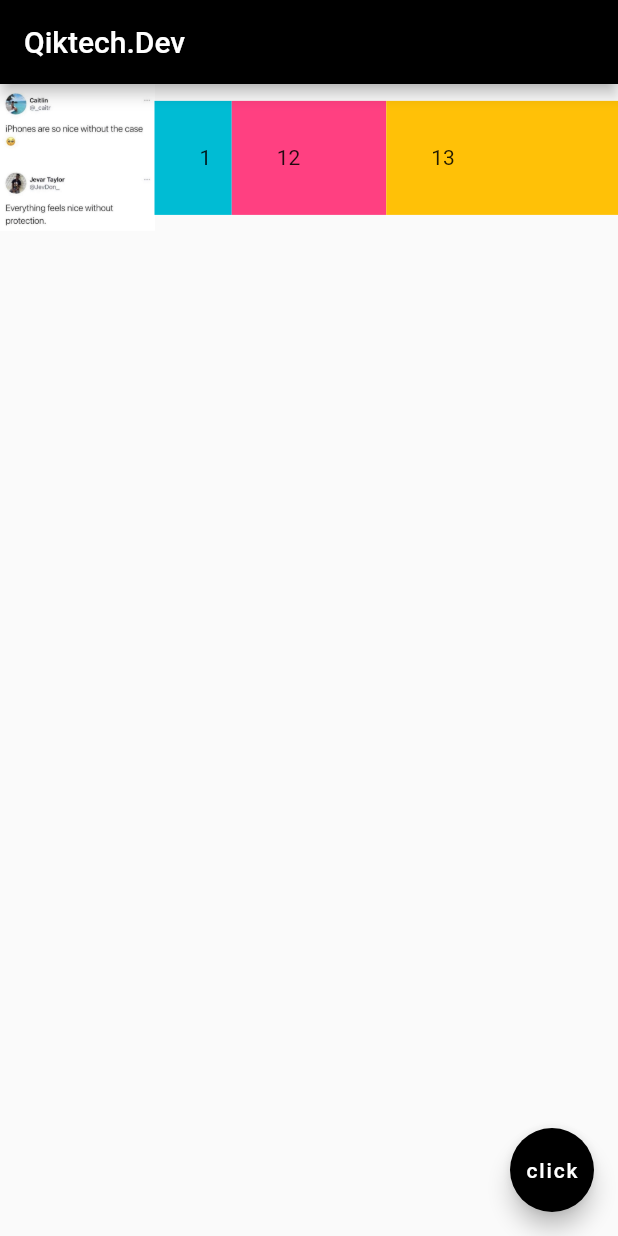
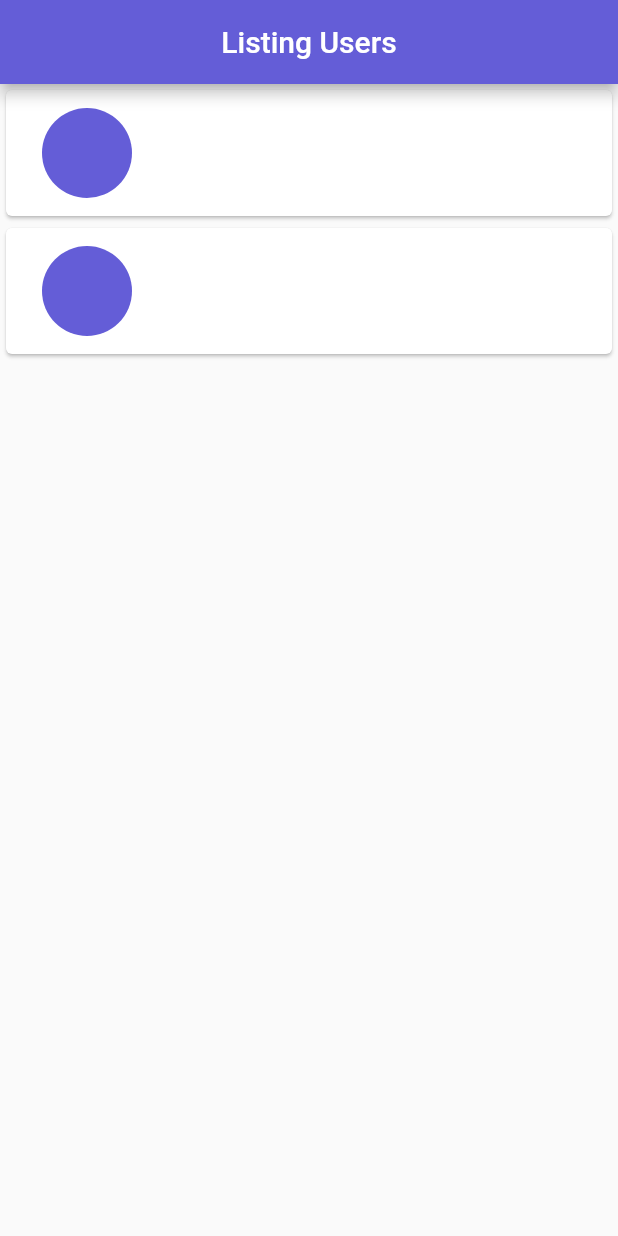
Before and after one commit to QikTech/flutter_exercise, a Flutter app: the screen it shows after launch, on a phone screen of 412 x 824 dp. Run offline on Flutter 3.47's test engine with Material 2 defaults, Android fonts, the phone set to English and light mode, and no system bars; our stand-ins replace google_fonts.

Commit message:
Card Structure

```diff
--- a/lib/main.dart
+++ b/lib/main.dart
@@ -1,55 +1,63 @@
 import 'package:flutter/material.dart';
+import 'package:flutter_with_the_net_ninja/pages/index.dart';
+import 'package:flutter_with_the_net_ninja/theme/colors.dart';
 import 'package:google_fonts/google_fonts.dart';
 
 void main() => runApp(MaterialApp(
-      home: MyApp(),
+  theme: ThemeData(
+    primaryColor: primary,
+  ),
+      home: IndexPage(),
     ));
 
-class MyApp extends StatelessWidget {
-  @override
-  Widget build(BuildContext context) {
-    return Scaffold(
-        appBar: AppBar(
-          title: Text('Qiktech.Dev'),
-          // centerTitle: true,
-          backgroundColor: Colors.black,
-        ),
-        body: Row(
-          children: [
-            Expanded(
-              child: Image.asset('assets/img.jpeg'),
-              flex: 2,
-            ),
-            Expanded(
-              flex: 1,
-              child: Container(
-                padding: EdgeInsets.all(30),
-                color: Colors.cyan,
-                child: Text('1'),
-              ),
-            ),
-            Expanded(
-              flex: 2,
-              child: Container(
-                padding: EdgeInsets.all(30),
-                color: Colors.pinkAccent,
-                child: Text('12'),
-              ),
-            ),
-            Expanded(
-              flex: 3,
-              child: Container(
-                padding: EdgeInsets.all(30),
-                color: Colors.amber,
-                child: Text('13'),
-              ),
-            ),
-          ],
-        ),
-        floatingActionButton: FloatingActionButton(
-          onPressed: null,
-          child: Text('click'),
-          backgroundColor: Colors.black,
-        ));
-  }
-}
+
+
+
+// class MyApp extends StatelessWidget {
+//   @override
+//   Widget build(BuildContext context) {
+//     return Scaffold(
+//         appBar: AppBar(
+//           title: Text('Qiktech.Dev'),
+//           // centerTitle: true,
+//           backgroundColor: Colors.black,
+//         ),
+//         body: Row(
+//           children: [
+//             Expanded(
+//               child: Image.asset('assets/img.jpeg'),
+//               flex: 2,
+//             ),
+//             Expanded(
+//               flex: 1,
+//               child: Container(
+//                 padding: EdgeInsets.all(30),
+//                 color: Colors.cyan,
+//                 child: Text('1'),
+//               ),
+//             ),
+//             Expanded(
+//               flex: 2,
+//               child: Container(
+//                 padding: EdgeInsets.all(30),
+//                 color: Colors.pinkAccent,
+//                 child: Text('12'),
+//               ),
+//             ),
+//             Expanded(
+//               flex: 3,
+//               child: Container(
+//                 padding: EdgeInsets.all(30),
+//                 color: Colors.amber,
+//                 child: Text('13'),
+//               ),
+//             ),
+//           ],
+//         ),
+//         floatingActionButton: FloatingActionButton(
+//           onPressed: null,
+//           child: Text('click'),
+//           backgroundColor: Colors.black,
+//         ));
+//   }
+// }
--- /dev/null
+++ b/lib/pages/index.dart
@@ -0,0 +1,54 @@
+import 'package:flutter/cupertino.dart';
+import 'package:flutter/material.dart';
+import 'package:flutter_with_the_net_ninja/theme/colors.dart';
+
+class IndexPage extends StatefulWidget {
+  @override
+  _IndexPageState createState() => _IndexPageState();
+}
+
+class _IndexPageState extends State<IndexPage> {
+  @override
+  Widget build(BuildContext context) {
+    return Scaffold(
+      appBar: AppBar(
+        centerTitle: true,
+        title: Text('Listing Users'),
+      ),
+      body: getBody(),
+    );
+  }
+
+  Widget getBody() {
+    List items = [
+      "1",
+      "2"
+    ];
+    return ListView.builder(
+      itemCount: items.length,
+      itemBuilder: (context, index) => getCard(),
+    );
+  }
+}
+
+Widget getCard(){
+  return Card(
+    child: Padding(
+      padding: const EdgeInsets.all(8.0),
+      child: ListTile(
+        title: Row(
+          children: [
+            Container(
+              width: 60,
+              height: 60,
+              decoration: BoxDecoration(
+                color: primary,
+                borderRadius: BorderRadiusDirectional.circular(60/2)
+              ),
+            )
+          ],
+        ),
+      ),
+    ),
+  );
+}
--- /dev/null
+++ b/lib/theme/colors.dart
@@ -0,0 +1,4 @@
+import 'package:flutter/material.dart';
+
+const primary = Color(0xFF645dd7);
+const white = Color(0xFFFFFFFF);
```
Also changed, not shown: 1 other file.
